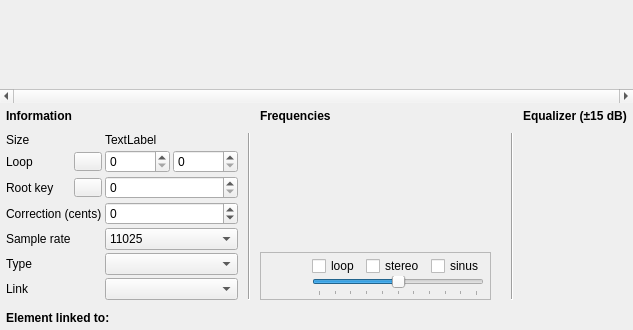
davy7125/polyphone, file sources/editor/pagesmpl.ui: the form before one commit.
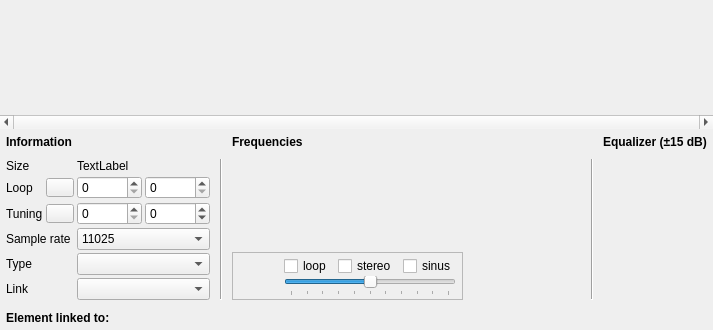
The form after the commit. Icons and pictures are not drawn. Custom widgets are drawn as their Qt base class.

Patch:
```diff
--- a/sources/editor/pagesmpl.ui
+++ b/sources/editor/pagesmpl.ui
@@ -6,7 +6,7 @@
    <rect>
     <x>0</x>
     <y>0</y>
-    <width>630</width>
+    <width>713</width>
     <height>330</height>
    </rect>
   </property>
@@ -413,10 +413,82 @@
           <number>0</number>
          </property>
          <item>
-          <layout class="QGridLayout" name="gridLayout_2" columnminimumwidth="0,28,0,0">
+          <layout class="QGridLayout" name="gridLayout_2">
            <property name="spacing">
             <number>3</number>
            </property>
+           <item row="5" column="2" colspan="2">
+            <widget class="QComboBox" name="comboLink"/>
+           </item>
+           <item row="1" column="1">
+            <widget class="QPushButton" name="pushFullLength">
+             <property name="maximumSize">
+              <size>
+               <width>28</width>
+               <height>19</height>
+              </size>
+             </property>
+             <property name="toolTip">
+              <string>Use the full length of the sample as loop</string>
+             </property>
+             <property name="text">
+              <string/>
+             </property>
+             <property name="icon">
+              <iconset resource="../resources.qrc">
+               <normaloff>:/icons/double-arrow</normaloff>:/icons/double-arrow</iconset>
+             </property>
+             <property name="iconSize">
+              <size>
+               <width>16</width>
+               <height>16</height>
+              </size>
+             </property>
+            </widget>
+           </item>
+           <item row="2" column="0">
+            <widget class="QLabel" name="label_3">
+             <property name="text">
+              <string>Tuning</string>
+             </property>
+            </widget>
+           </item>
+           <item row="2" column="1">
+            <widget class="QPushButton" name="pushAutoTune">
+             <property name="maximumSize">
+              <size>
+               <width>28</width>
+               <height>19</height>
+              </size>
+             </property>
+             <property name="toolTip">
+              <string>Use the estimated pitch and correction as values</string>
+             </property>
+             <property name="text">
+              <string/>
+             </property>
+             <property name="icon">
+              <iconset resource="../resources.qrc">
+               <normaloff>:/icons/auto</normaloff>:/icons/auto</iconset>
+             </property>
+             <property name="iconSize">
+              <size>
+               <width>16</width>
+               <height>16</height>
+              </size>
+             </property>
+            </widget>
+           </item>
+           <item row="2" column="2">
+            <widget class="SpinBoxKey" name="spinRootKey">
+             <property name="correctionMode">
+              <enum>QAbstractSpinBox::CorrectToNearestValue</enum>
+             </property>
+             <property name="maximum">
+              <number>127</number>
+             </property>
+            </widget>
+           </item>
            <item row="1" column="0">
             <widget class="QLabel" name="label_2">
              <property name="text">
@@ -424,75 +496,10 @@
              </property>
             </widget>
            </item>
-           <item row="1" column="2">
-            <widget class="QSpinBox" name="spinStartLoop">
-             <property name="minimumSize">
-              <size>
-               <width>65</width>
-               <height>0</height>
-              </size>
-             </property>
-             <property name="maximumSize">
-              <size>
-               <width>80</width>
-               <height>16777215</height>
-              </size>
-             </property>
-             <property name="correctionMode">
-              <enum>QAbstractSpinBox::CorrectToNearestValue</enum>
-             </property>
-            </widget>
-           </item>
-           <item row="1" column="3">
-            <widget class="QSpinBox" name="spinEndLoop">
-             <property name="minimumSize">
-              <size>
-               <width>65</width>
-               <height>0</height>
-              </size>
-             </property>
-             <property name="maximumSize">
-              <size>
-               <width>80</width>
-               <height>16777215</height>
-              </size>
-             </property>
-             <property name="correctionMode">
-              <enum>QAbstractSpinBox::CorrectToNearestValue</enum>
-             </property>
-            </widget>
-           </item>
-           <item row="0" column="2" colspan="2">
-            <widget class="QLabel" name="labelTaille">
-             <property name="text">
-              <string notr="true">TextLabel</string>
-             </property>
-            </widget>
-           </item>
-           <item row="2" column="2" colspan="2">
-            <widget class="SpinBoxKey" name="spinRootKey">
-             <property name="correctionMode">
-              <enum>QAbstractSpinBox::CorrectToNearestValue</enum>
-             </property>
-             <property name="maximum">
-              <number>127</number>
-             </property>
-            </widget>
-           </item>
-           <item row="3" column="2" colspan="2">
-            <widget class="QSpinBox" name="spinTune">
-             <property name="correctionMode">
-              <enum>QAbstractSpinBox::CorrectToNearestValue</enum>
-             </property>
-             <property name="minimum">
-              <number>-100</number>
-             </property>
-             <property name="maximum">
-              <number>100</number>
-             </property>
-            </widget>
-           </item>
            <item row="4" column="2" colspan="2">
+            <widget class="QComboBox" name="comboType"/>
+           </item>
+           <item row="3" column="2" colspan="2">
             <widget class="QComboBox" name="comboSampleRate">
              <item>
               <property name="text">
@@ -531,38 +538,6 @@
              </item>
             </widget>
            </item>
-           <item row="5" column="2" colspan="2">
-            <widget class="QComboBox" name="comboType"/>
-           </item>
-           <item row="6" column="2" colspan="2">
-            <widget class="QComboBox" name="comboLink"/>
-           </item>
-           <item row="1" column="1">
-            <widget class="QPushButton" name="pushFullLength">
-             <property name="maximumSize">
-              <size>
-               <width>28</width>
-               <height>19</height>
-              </size>
-             </property>
-             <property name="toolTip">
-              <string>Use the full length of the sample as loop</string>
-             </property>
-             <property name="text">
-              <string/>
-             </property>
-             <property name="icon">
-              <iconset resource="../resources.qrc">
-               <normaloff>:/icons/double-arrow</normaloff>:/icons/double-arrow</iconset>
-             </property>
-             <property name="iconSize">
-              <size>
-               <width>16</width>
-               <height>16</height>
-              </size>
-             </property>
-            </widget>
-           </item>
            <item row="0" column="0" colspan="2">
             <widget class="QLabel" name="label">
              <property name="text">
@@ -570,64 +545,70 @@
              </property>
             </widget>
            </item>
-           <item row="3" column="0" colspan="2">
-            <widget class="QLabel" name="label_4">
-             <property name="text">
-              <string>Correction (cents)</string>
-             </property>
-            </widget>
-           </item>
            <item row="4" column="0" colspan="2">
-            <widget class="QLabel" name="label_6">
-             <property name="text">
-              <string>Sample rate</string>
-             </property>
-            </widget>
-           </item>
-           <item row="5" column="0" colspan="2">
             <widget class="QLabel" name="label_7">
              <property name="text">
               <string>Type</string>
              </property>
             </widget>
            </item>
-           <item row="6" column="0" colspan="2">
+           <item row="5" column="0" colspan="2">
             <widget class="QLabel" name="label_5">
              <property name="text">
               <string>Link</string>
              </property>
             </widget>
            </item>
-           <item row="2" column="0">
-            <widget class="QLabel" name="label_3">
+           <item row="3" column="0" colspan="2">
+            <widget class="QLabel" name="label_6">
              <property name="text">
-              <string>Root key</string>
+              <string>Sample rate</string>
              </property>
             </widget>
            </item>
-           <item row="2" column="1">
-            <widget class="QPushButton" name="pushAutoTune">
-             <property name="maximumSize">
+           <item row="1" column="2">
+            <widget class="QSpinBox" name="spinStartLoop">
+             <property name="minimumSize">
               <size>
-               <width>28</width>
-               <height>19</height>
+               <width>65</width>
+               <height>0</height>
               </size>
              </property>
              <property name="toolTip">
               <string>Use the estimated pitch and correction as values</string>
              </property>
+            </widget>
+           </item>
+           <item row="1" column="3">
+            <widget class="QSpinBox" name="spinEndLoop">
+             <property name="minimumSize">
+              <size>
+               <width>65</width>
+               <height>0</height>
+              </size>
+             </property>
+             <property name="correctionMode">
+              <enum>QAbstractSpinBox::CorrectToNearestValue</enum>
+             </property>
+            </widget>
+           </item>
+           <item row="0" column="2" colspan="2">
+            <widget class="QLabel" name="labelTaille">
              <property name="text">
-              <string/>
+              <string notr="true">TextLabel</string>
              </property>
-             <property name="icon">
-              <iconset resource="../resources.qrc">
-               <normaloff>:/icons/auto</normaloff>:/icons/auto</iconset>
+            </widget>
+           </item>
+           <item row="2" column="3">
+            <widget class="SpinBoxCents" name="spinTune">
+             <property name="correctionMode">
+              <enum>QAbstractSpinBox::CorrectToNearestValue</enum>
              </property>
-             <property name="iconSize">
-              <size>
-               <width>16</width>
-               <height>16</height>
-              </size>
+             <property name="minimum">
+              <number>-100</number>
+             </property>
+             <property name="maximum">
+              <number>100</number>
              </property>
             </widget>
            </item>
@@ -793,6 +774,11 @@
    <header>equalizer.h</header>
    <container>1</container>
   </customwidget>
+  <customwidget>
+   <class>SpinBoxCents</class>
+   <extends>QSpinBox</extends>
+   <header>spinboxcents.h</header>
+  </customwidget>
  </customwidgets>
  <tabstops>
   <tabstop>spinStartLoop</tabstop>
```
Left out of the diff: 5 changed lines with no effect on the pictures.
